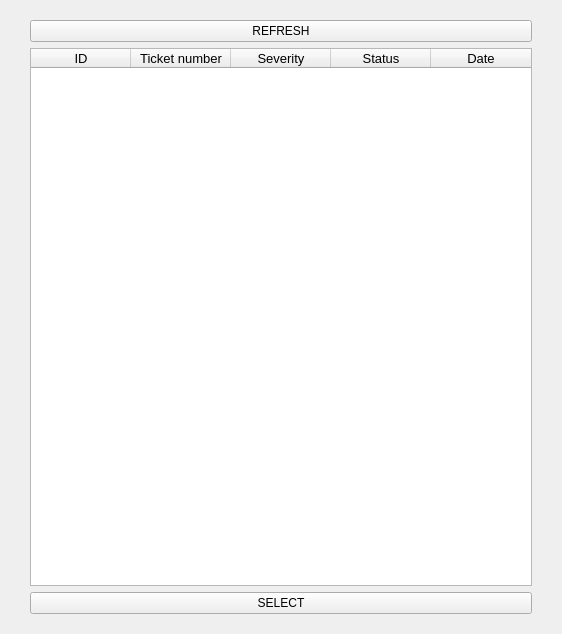
The window that gui_testic.ui (Sasa993/Agent-Tool) describes before a commit, drawn with Qt 5.
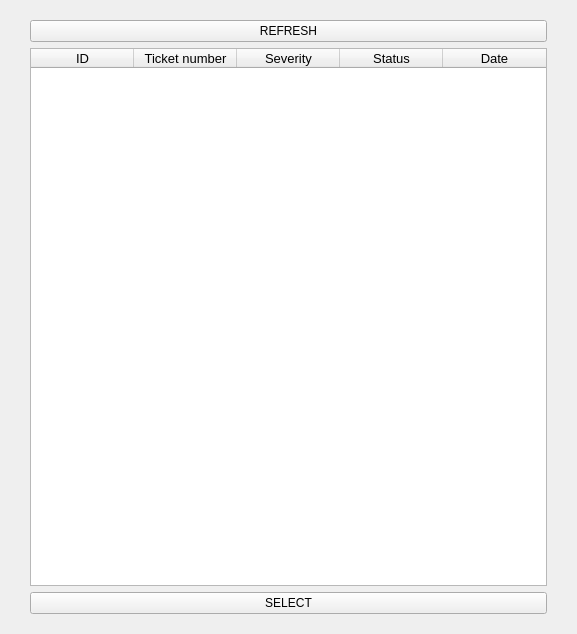
The same window after the commit.

```diff
--- a/gui_testic.ui
+++ b/gui_testic.ui
@@ -9,7 +9,7 @@
    <rect>
     <x>0</x>
     <y>0</y>
-    <width>562</width>
+    <width>577</width>
     <height>634</height>
    </rect>
   </property>
@@ -21,7 +21,7 @@
   </property>
   <property name="maximumSize">
    <size>
-    <width>562</width>
+    <width>577</width>
     <height>16777215</height>
    </size>
   </property>
@@ -50,7 +50,7 @@
          <rect>
           <x>0</x>
           <y>0</y>
-          <width>524</width>
+          <width>539</width>
           <height>614</height>
          </rect>
         </property>
@@ -78,7 +78,7 @@
            </property>
            <property name="maximumSize">
             <size>
-             <width>502</width>
+             <width>517</width>
              <height>16777215</height>
             </size>
            </property>
@@ -96,6 +96,15 @@
            <property name="cursor" stdset="0">
             <cursorShape>PointingHandCursor</cursorShape>
            </property>
+           <property name="lineWidth">
+            <number>1</number>
+           </property>
+           <property name="horizontalScrollBarPolicy">
+            <enum>Qt::ScrollBarAlwaysOff</enum>
+           </property>
+           <property name="autoScrollMargin">
+            <number>16</number>
+           </property>
            <property name="editTriggers">
             <set>QAbstractItemView::NoEditTriggers</set>
            </property>
@@ -124,17 +133,23 @@
             <bool>true</bool>
            </attribute>
            <attribute name="horizontalHeaderDefaultSectionSize">
-            <number>100</number>
+            <number>103</number>
            </attribute>
            <attribute name="horizontalHeaderHighlightSections">
             <bool>false</bool>
            </attribute>
+           <attribute name="horizontalHeaderMinimumSectionSize">
+            <number>33</number>
+           </attribute>
            <attribute name="horizontalHeaderShowSortIndicator" stdset="0">
             <bool>true</bool>
            </attribute>
            <attribute name="verticalHeaderVisible">
             <bool>false</bool>
            </attribute>
+           <attribute name="verticalHeaderDefaultSectionSize">
+            <number>30</number>
+           </attribute>
            <attribute name="verticalHeaderHighlightSections">
             <bool>false</bool>
            </attribute>
```
Left out of the diff: 6 changed lines with no effect on the pictures.
